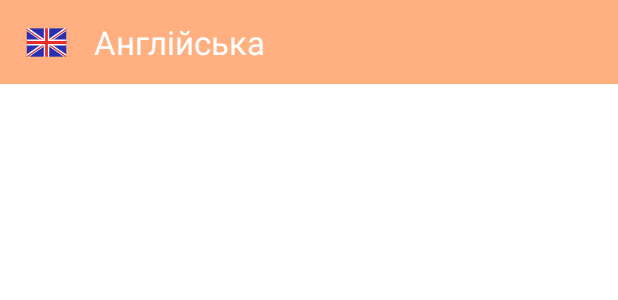
After one commit to mayada1994/MyDictionary, an Android app: the layout layout_toolbar.xml on its own in the app's theme, with its tools: preview values and no code run, on a phone screen of 412 x 824 dp. The commit adds this screen. Shown: the top 300 px of the screen. Run offline under Robolectric (Android 15) with nearby library versions, the light colour scheme and no system bars.

```diff
--- /dev/null
+++ b/mvc/src/main/res/layout/layout_toolbar.xml
@@ -0,0 +1,34 @@
+<?xml version="1.0" encoding="utf-8"?>
+<androidx.constraintlayout.widget.ConstraintLayout xmlns:android="http://schemas.android.com/apk/res/android"
+    xmlns:app="http://schemas.android.com/apk/res-auto"
+    xmlns:tools="http://schemas.android.com/tools"
+    android:layout_width="match_parent"
+    android:layout_height="?attr/actionBarSize"
+    android:background="@color/tacao"
+    android:scaleType="fitXY">
+
+    <androidx.appcompat.widget.AppCompatTextView
+        android:id="@+id/txtDefaultLanguage"
+        android:layout_width="wrap_content"
+        android:layout_height="0dp"
+        android:layout_marginStart="@dimen/standard_margin"
+        android:gravity="center"
+        android:textColor="@color/white"
+        android:textSize="22sp"
+        app:layout_constraintBottom_toBottomOf="parent"
+        app:layout_constraintStart_toEndOf="@id/imgDefaultFlag"
+        app:layout_constraintTop_toTopOf="parent"
+        tools:text="@string/english_language" />
+
+    <androidx.appcompat.widget.AppCompatImageView
+        android:id="@+id/imgDefaultFlag"
+        android:layout_width="30dp"
+        android:layout_height="30dp"
+        android:layout_marginVertical="@dimen/small_margin"
+        android:layout_marginStart="@dimen/standard_margin"
+        app:layout_constraintBottom_toBottomOf="parent"
+        app:layout_constraintEnd_toStartOf="@id/txtDefaultLanguage"
+        app:layout_constraintStart_toStartOf="parent"
+        app:layout_constraintTop_toTopOf="parent"
+        tools:src="@drawable/ic_england" />
+</androidx.constraintlayout.widget.ConstraintLayout>
--- a/mvc/src/main/res/values/strings.xml
+++ b/mvc/src/main/res/values/strings.xml
@@ -17,4 +17,9 @@
     <string name="save">Зберегти</string>
 
     <string name="general_error">Щось пішло не так. Будь ласка, спробуйте пізніше</string>
+
+    <string name="dictionary_menu_item">Словник</string>
+    <string name="quiz_menu_item">Тест</string>
+    <string name="languages_menu_item">Мови</string>
+    <string name="statistics_menu_item">Статистика</string>
 </resources>
```
Also changed, not shown: mvc/src/main/java/com/mayada1994/mydictionary/fragments/MainFragment.kt (+78 -3 lines), mvc/src/main/res/color/menu_item_selector.xml (added, +12 -0 lines), mvc/src/main/res/layout/fragment_main.xml (+27 -0 lines), mvc/src/main/res/menu/main_menu.xml (added, +16 -0 lines), mvc/src/main/res/values/styles.xml (+8 -0 lines).
